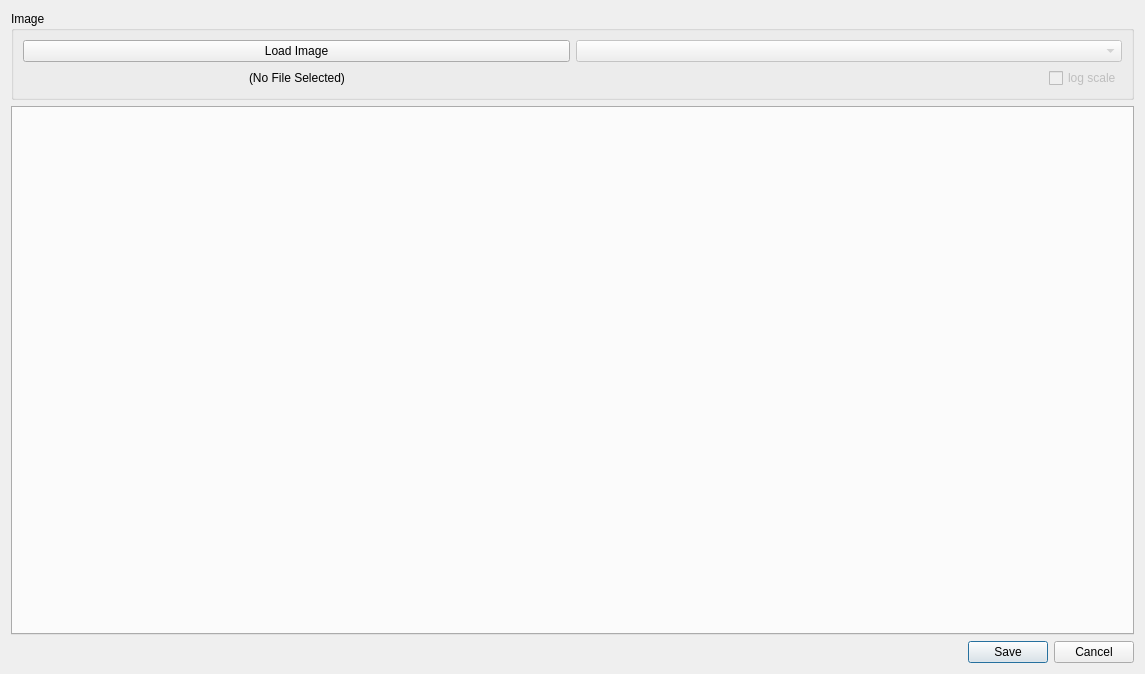
Above: hexrd/ui/resources/ui/template_dialog.ui from HEXRD/hexrdgui before the change. Below: the same form after it.
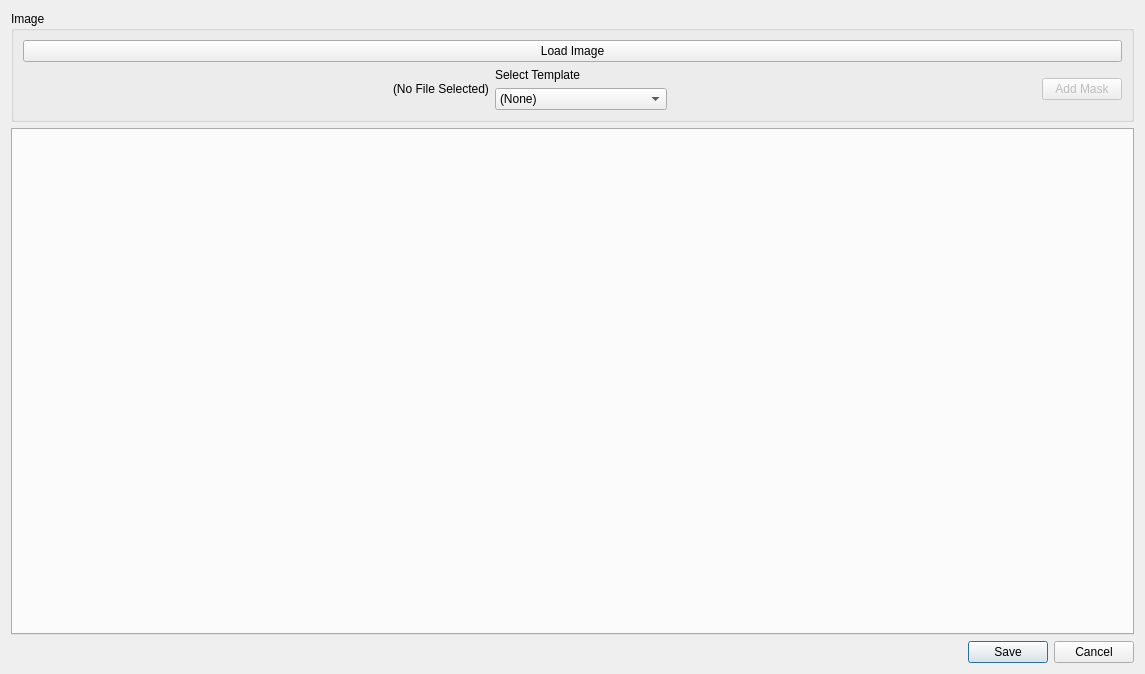
That is the form after the change. Custom widgets are drawn as their Qt base class.

Commit message: Allow templates to be added to an image

```diff
--- a/hexrd/ui/resources/ui/template_dialog.ui
+++ b/hexrd/ui/resources/ui/template_dialog.ui
@@ -60,33 +60,48 @@
              </widget>
             </item>
             <item>
-             <spacer name="horizontalSpacer_2">
-              <property name="orientation">
-               <enum>Qt::Horizontal</enum>
-              </property>
-              <property name="sizeHint" stdset="0">
-               <size>
-                <width>40</width>
-                <height>20</height>
-               </size>
-              </property>
-             </spacer>
+             <layout class="QVBoxLayout" name="verticalLayout_1">
+              <item>
+               <widget class="QLabel" name="label">
+                <property name="text">
+                 <string>Select Template</string>
+                </property>
+               </widget>
+              </item>
+              <item>
+               <widget class="QComboBox" name="template_menu">
+                <property name="enabled">
+                 <bool>true</bool>
+                </property>
+                <item>
+                 <property name="text">
+                  <string>(None)</string>
+                 </property>
+                </item>
+                <item>
+                 <property name="text">
+                  <string>TARDIS_IMAGE-PLATE-2</string>
+                 </property>
+                </item>
+                <item>
+                 <property name="text">
+                  <string>TARDIS_IMAGE-PLATE-3</string>
+                 </property>
+                </item>
+                <item>
+                 <property name="text">
+                  <string>TARDIS_IMAGE-PLATE-4</string>
+                 </property>
+                </item>
+                <item>
+                 <property name="text">
+                  <string>Draw</string>
+                 </property>
+                </item>
+               </widget>
+              </item>
+             </layout>
             </item>
-           </layout>
-          </item>
-         </layout>
-        </item>
-        <item row="0" column="1">
-         <layout class="QVBoxLayout" name="verticalLayout_4">
-          <item>
-           <widget class="QComboBox" name="color_map">
-            <property name="enabled">
-             <bool>false</bool>
-            </property>
-           </widget>
-          </item>
-          <item>
-           <layout class="QHBoxLayout" name="horizontalLayout_3">
             <item>
              <spacer name="horizontalSpacer_3">
               <property name="orientation">
@@ -101,12 +116,12 @@
              </spacer>
             </item>
             <item>
-             <widget class="QCheckBox" name="log_scale">
+             <widget class="QPushButton" name="add_mask">
               <property name="enabled">
                <bool>false</bool>
               </property>
               <property name="text">
-               <string>log scale</string>
+               <string>Add Mask</string>
               </property>
              </widget>
             </item>
```
The commit also changes 8 other files.
